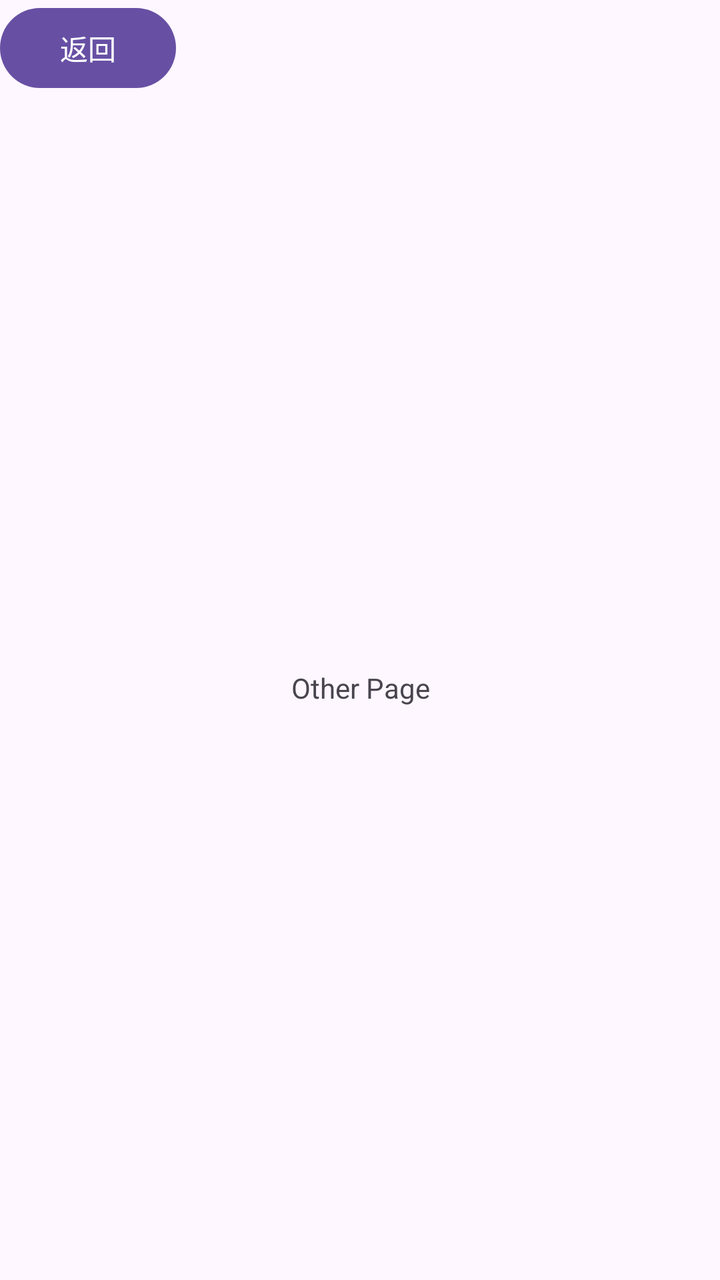
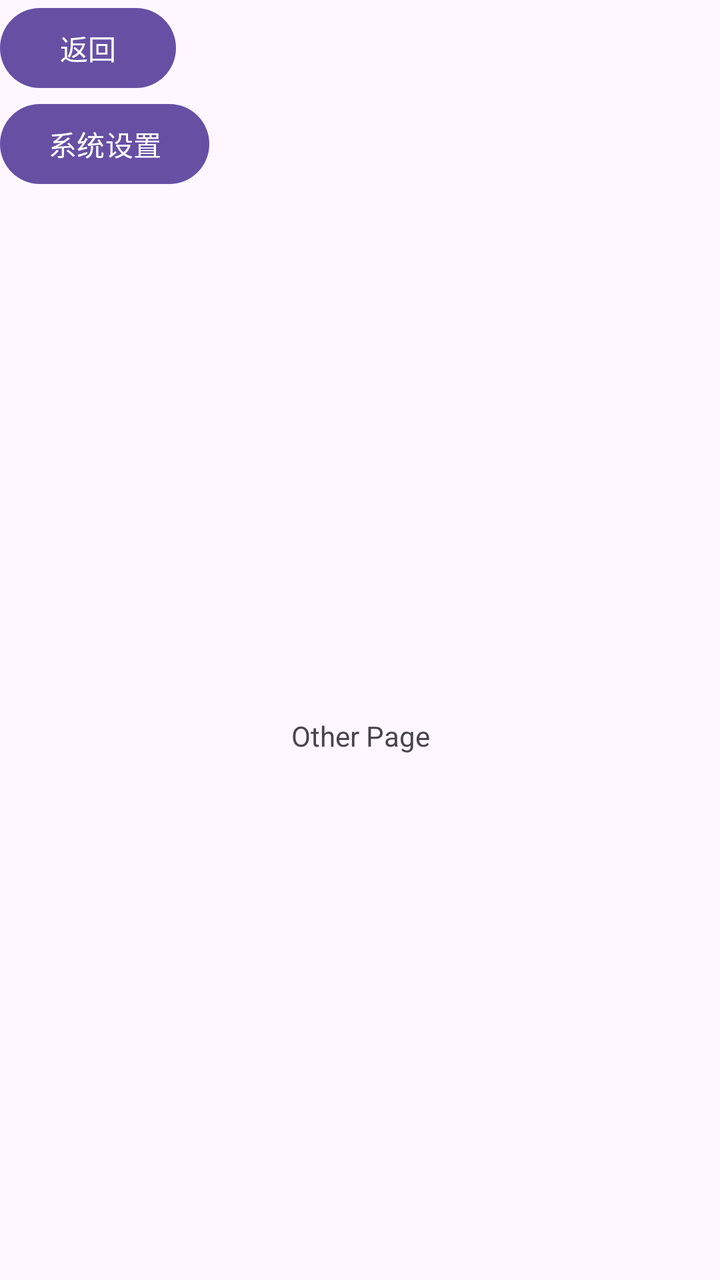

The first picture is an Android layout as it rendered before a commit; the second is the same layout after the commit. The layout source and the unified diff follow.
<!-- AndroidManifest.xml: application theme Theme.TestAndroidKiosk -->
<!-- res/layout/activity_other.xml -->
<?xml version="1.0" encoding="utf-8"?>
<LinearLayout xmlns:android="http://schemas.android.com/apk/res/android"
    android:layout_width="match_parent"
    android:layout_height="match_parent"
    android:orientation="vertical">

    <Button
        android:id="@+id/btn_back"
        android:layout_width="wrap_content"
        android:layout_height="wrap_content"
        android:text="返回" />

    <TextView
        android:layout_width="match_parent"
        android:layout_height="match_parent"
        android:gravity="center"
        android:text="Other Page"
        android:textAllCaps="false" />

</LinearLayout>
<!-- resources referenced by this layout -->
<resources>
  <style name="Theme.TestAndroidKiosk" parent="Base.Theme.TestAndroidKiosk" />
  <style name="Base.Theme.TestAndroidKiosk" parent="Theme.Material3.DayNight.NoActionBar">
          
          
      </style>
</resources>

<!-- the commit's change to res/layout/activity_other.xml (unified diff, before → after) -->
@@ -10,6 +10,12 @@
         android:layout_height="wrap_content"
         android:text="返回" />
 
+    <Button
+        android:id="@+id/btn_sys_setting"
+        android:layout_width="wrap_content"
+        android:layout_height="wrap_content"
+        android:text="系统设置" />
+
     <TextView
         android:layout_width="match_parent"
         android:layout_height="match_parent"
